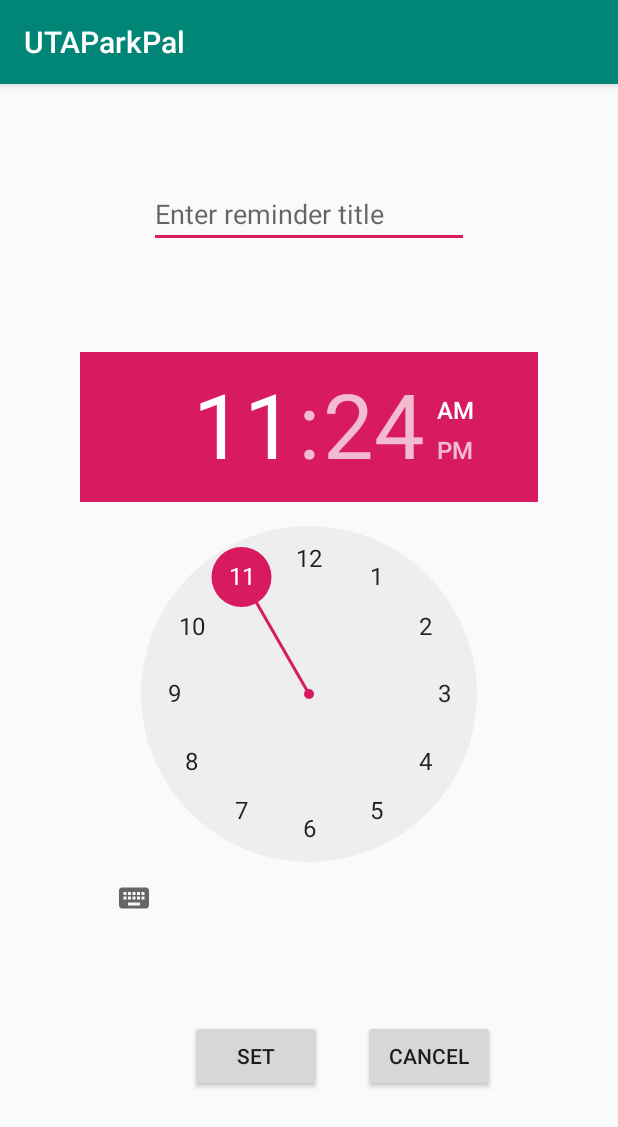
After one commit to J-ctrl/UTAParkingApp, an Android app: the Reminder screen opened directly, with no data from a screen before it, on a phone screen of 412 x 824 dp. The commit adds this screen. Shown: the top 1127 px of the screen. Run offline under Robolectric (Android 15) with nearby library versions, the phone set to English and light mode, and no system bars.

Commit message:
Reminder interface added

```diff
--- a/app/build.gradle
+++ b/app/build.gradle
@@ -19,7 +19,7 @@ android {
 
     }
     repositories {
-        flatDir{
+        flatDir {
             dirs 'libs'
         }
     }
@@ -38,7 +38,7 @@ dependencies {
     androidTestImplementation 'androidx.test:runner:1.2.0'
     androidTestImplementation 'androidx.test.espresso:espresso-core:3.2.0'
     implementation 'com.google.firebase:firebase-analytics:17.2.0'
-    implementation fileTree(dir:'libs', include:['*.aar'])
+    implementation fileTree(dir: 'libs', include: ['*.aar'])
     implementation 'org.locationtech.jts:jts-core:1.15.0'
     implementation 'com.google.code.gson:gson:2.8.5'
     implementation fileTree(dir: 'libs', include: ['*.jar'])
--- a/app/src/main/AndroidManifest.xml
+++ b/app/src/main/AndroidManifest.xml
@@ -1,22 +1,25 @@
 <?xml version="1.0" encoding="utf-8"?>
 <manifest xmlns:android="http://schemas.android.com/apk/res/android"
     xmlns:tools="http://schemas.android.com/tools"
-    package="com.example.myapplication2" >
+    package="com.example.myapplication2">
+
     <uses-permission android:name="android.permission.ACCESS_FINE_LOCATION" />
-    <uses-permission android:name="android.permission.ACCESS_NETWORK_STATE"/>
-    <uses-permission android:name="android.permission.INTERNET"/>
-    <uses-permission android:name="android.permission.WRITE_EXTERNAL_STORAGE"/>
-    <uses-permission android:name="android.permission.ACCESS_WIFI_STATE"/>
+    <uses-permission android:name="android.permission.ACCESS_NETWORK_STATE" />
+    <uses-permission android:name="android.permission.INTERNET" />
+    <uses-permission android:name="android.permission.WRITE_EXTERNAL_STORAGE" />
+    <uses-permission android:name="android.permission.ACCESS_WIFI_STATE" />
+
     <application
+        android:allowBackup="true"
+        android:fullBackupContent="@xml/backup_descriptor"
         android:hardwareAccelerated="true"
-        android:allowBackup="true"
         android:icon="@mipmap/ic_launcher"
         android:label="UTAParkPal"
         android:roundIcon="@mipmap/ic_launcher_round"
         android:supportsRtl="true"
         android:theme="@style/AppTheme"
-        tools:ignore="GoogleAppIndexingWarning"
-        android:fullBackupContent="@xml/backup_descriptor">
+        tools:ignore="GoogleAppIndexingWarning">
+        <activity android:name=".Reminder"></activity>
         <activity android:name=".ui.login.MainActivity">
             <intent-filter>
                 <action android:name="android.intent.action.MAIN" />
@@ -24,13 +27,14 @@
                 <category android:name="android.intent.category.LAUNCHER" />
             </intent-filter>
         </activity>
-        <activity android:name=".ui.login.RegistrationActivity"/>
-        <activity android:name=".ui.login.LoginActivity"/>
-        <activity android:name=".ui.login.FilterActivity"/>
-        <activity android:name=".ui.login.Model"/>
-        <activity android:name=".ui.login.ListViewAdapter"/>
-        <activity android:name=".ui.login.MapBasicActivity"/>
-        <activity android:name=".ui.login.FavoriteListActivity"/>
+        <activity android:name=".ui.login.RegistrationActivity" />
+        <activity android:name=".ui.login.LoginActivity" />
+        <activity android:name=".ui.login.FilterActivity" />
+        <activity android:name=".ui.login.Model" />
+        <activity android:name=".ui.login.ListViewAdapter" />
+        <activity android:name=".ui.login.MapBasicActivity" />
+        <activity android:name=".ui.login.FavoriteListActivity" />
+
         <meta-data
             android:name="com.here.android.maps.appid"
             android:value="rIrlANLxj7ZDOm4zh3lq" />
@@ -43,16 +47,15 @@
         <meta-data
             android:name="INTENT_NAME"
             android:value="android.intent.action.MAIN" />
+
         <service
             android:name="com.here.android.mpa.service.MapService"
-            android:label="UTAParkPal"
-            android:exported="false">
+            android:exported="false"
+            android:label="UTAParkPal">
             <intent-filter>
-                <action android:name="android.intent.action.MAIN">
-                </action>
+                <action android:name="android.intent.action.MAIN"></action>
             </intent-filter>
         </service>
-
     </application>
 
 </manifest>
--- /dev/null
+++ b/app/src/main/java/com/example/myapplication2/Reminder.java
@@ -0,0 +1,14 @@
+package com.example.myapplication2;
+
+import androidx.appcompat.app.AppCompatActivity;
+
+import android.os.Bundle;
+
+public class Reminder extends AppCompatActivity {
+
+    @Override
+    protected void onCreate(Bundle savedInstanceState) {
+        super.onCreate(savedInstanceState);
+        setContentView(R.layout.activity_reminder);
+    }
+}
--- a/app/src/main/java/com/example/myapplication2/ui/login/FilterActivity.java
+++ b/app/src/main/java/com/example/myapplication2/ui/login/FilterActivity.java
@@ -12,6 +12,7 @@ import android.widget.SearchView;
 import androidx.appcompat.app.AppCompatActivity;
 
 import com.example.myapplication2.R;
+import com.example.myapplication2.Reminder;
 
 import java.util.ArrayList;
 public class FilterActivity extends AppCompatActivity{
@@ -113,6 +114,11 @@ public class FilterActivity extends AppCompatActivity{
             return true;
         }
 
+        if(id == R.id.action_reminder){
+            Intent myIntent = new Intent(this, Reminder.class);
+            startActivity(myIntent);
+        }
+
         return super.onOptionsItemSelected(item);
     }
 
--- /dev/null
+++ b/app/src/main/res/layout/activity_reminder.xml
@@ -0,0 +1,60 @@
+<?xml version="1.0" encoding="utf-8"?>
+<androidx.constraintlayout.widget.ConstraintLayout xmlns:android="http://schemas.android.com/apk/res/android"
+    xmlns:app="http://schemas.android.com/apk/res-auto"
+    xmlns:tools="http://schemas.android.com/tools"
+    android:layout_width="match_parent"
+    android:layout_height="match_parent"
+    tools:context=".Reminder">
+
+
+    <EditText
+        android:id="@+id/editText"
+        android:layout_width="wrap_content"
+        android:layout_height="wrap_content"
+        android:layout_marginStart="96dp"
+        android:layout_marginTop="64dp"
+        android:layout_marginEnd="96dp"
+        android:ems="10"
+        android:hint="Enter reminder title"
+        android:inputType="textPersonName"
+        app:layout_constraintEnd_toEndOf="parent"
+        app:layout_constraintStart_toStartOf="parent"
+        app:layout_constraintTop_toTopOf="parent" />
+
+    <TimePicker
+        android:id="@+id/timePicker"
+        android:layout_width="305dp"
+        android:layout_height="wrap_content"
+        android:layout_marginTop="44dp"
+        android:layout_marginBottom="32dp"
+        app:layout_constraintBottom_toTopOf="@+id/setButton"
+        app:layout_constraintEnd_toEndOf="parent"
+        app:layout_constraintStart_toStartOf="parent"
+        app:layout_constraintTop_toBottomOf="@+id/editText" />
+
+    <Button
+        android:id="@+id/setButton"
+        android:layout_width="88dp"
+        android:layout_height="wrap_content"
+        android:layout_marginBottom="96dp"
+        android:text="Set"
+        app:layout_constraintBottom_toBottomOf="parent"
+        app:layout_constraintEnd_toEndOf="parent"
+        app:layout_constraintHorizontal_bias="0.39"
+        app:layout_constraintStart_toStartOf="parent" />
+
+    <Button
+        android:id="@+id/cancelButton"
+        android:layout_width="88dp"
+        android:layout_height="wrap_content"
+        android:layout_marginBottom="96dp"
+        android:text="Cancel"
+        app:layout_constraintBottom_toBottomOf="parent"
+        app:layout_constraintEnd_toEndOf="parent"
+        app:layout_constraintHorizontal_bias="0.746"
+        app:layout_constraintStart_toStartOf="parent" />
+
+
+
+
+</androidx.constraintlayout.widget.ConstraintLayout>
--- a/app/src/main/res/menu/menu.xml
+++ b/app/src/main/res/menu/menu.xml
@@ -9,4 +9,10 @@
         android:icon="@android:drawable/ic_menu_search"
         app:showAsAction="always"
         app:actionViewClass="android.widget.SearchView"/>  <!--may need to change -->
+
+    <item android:id="@+id/action_reminder"
+        android:title="Reminder"
+        />
+
+
 </menu>
```
